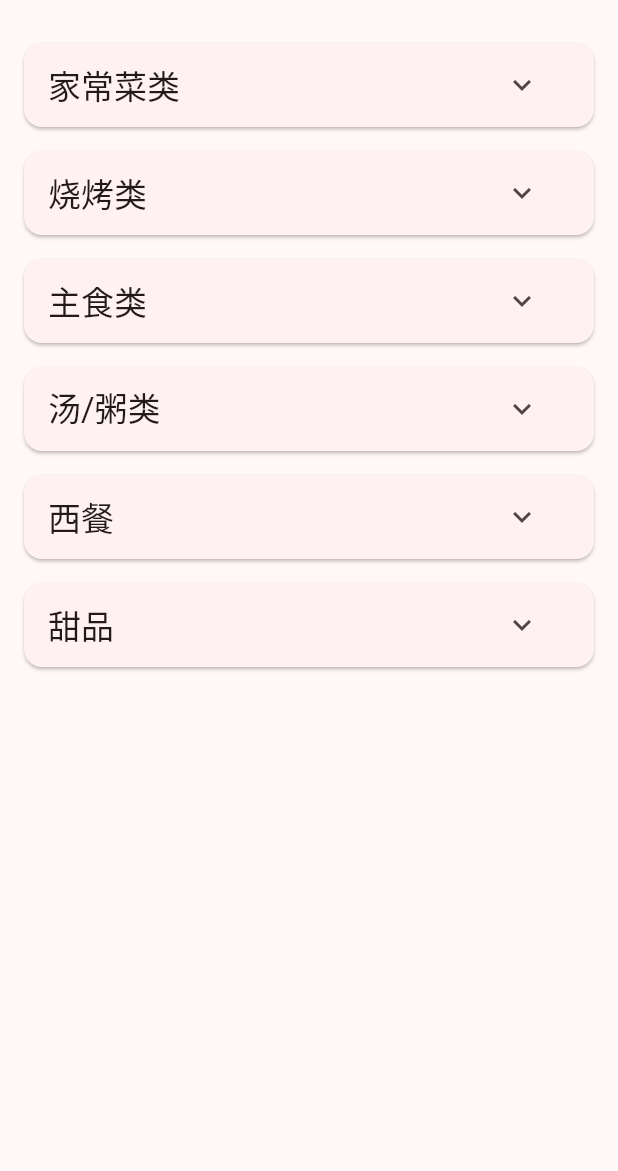
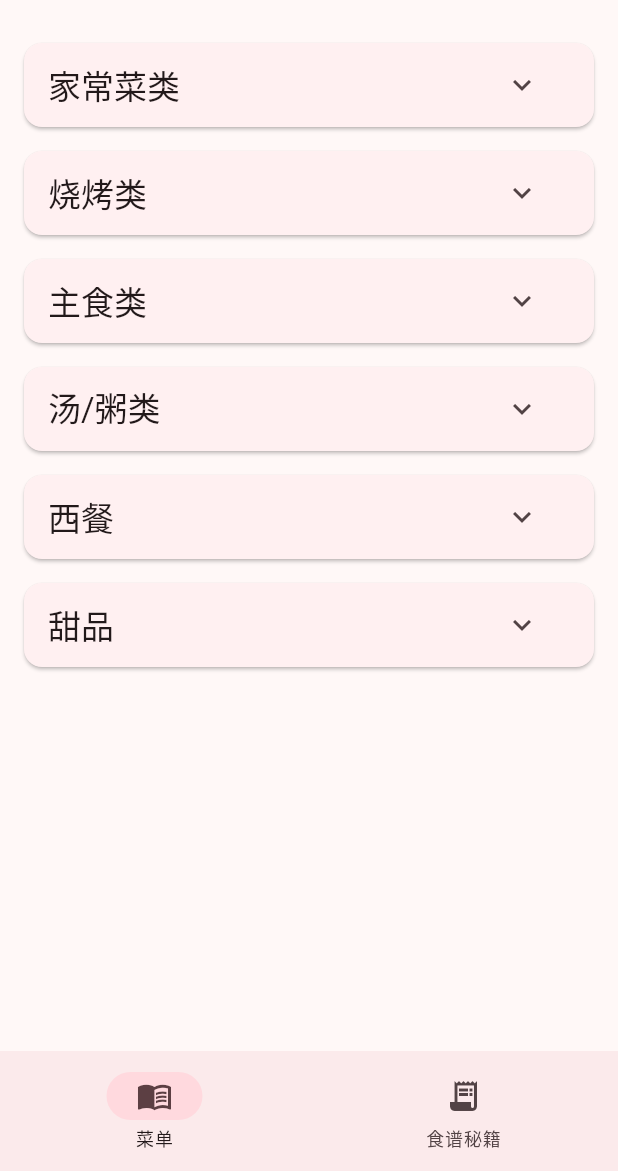
Before and after one commit to JackyCaptainZhang/menu, a Flutter app: the screen it shows after launch, on a phone screen of 412 x 824 dp, the part 65-1236 px from its top. Run offline on Flutter 3.47's test engine with Material 3 defaults, Android fonts, the phone set to English and light mode, and no system bars.

Commit message:
Add receipe tips page

```diff
--- a/lib/main.dart
+++ b/lib/main.dart
@@ -1,48 +1,30 @@
 import 'package:flutter/material.dart';
 import 'package:provider/provider.dart';
-import 'screens/home_screen.dart';
 import 'providers/language_provider.dart';
+import 'screens/main_container.dart';
 
 void main() {
-  runApp(
-    ChangeNotifierProvider(
-      create: (_) => LanguageProvider(),
-      child: const MyApp(),
-    ),
-  );
+  runApp(const MyApp());
 }
 
 class MyApp extends StatelessWidget {
   const MyApp({super.key});
 
-  // This widget is the root of your application.
   @override
   Widget build(BuildContext context) {
-    return MaterialApp(
-      title: '乐乐&袁宝の美味Menu',
-      theme: ThemeData(
-        // This is the theme of your application.
-        //
-        // TRY THIS: Try running your application with "flutter run". You'll see
-        // the application has a purple toolbar. Then, without quitting the app,
-        // try changing the seedColor in the colorScheme below to Colors.green
-        // and then invoke "hot reload" (save your changes or press the "hot
-        // reload" button in a Flutter-supported IDE, or press "r" if you used
-        // the command line to start the app).
-        //
-        // Notice that the counter didn't reset back to zero; the application
-        // state is not lost during the reload. To reset the state, use hot
-        // restart instead.
-        //
-        // This works for code too, not just values: Most code changes can be
-        // tested with just a hot reload.
-        colorScheme: ColorScheme.fromSeed(
-          seedColor: Colors.pink,
-          secondary: Colors.tealAccent,
+    return ChangeNotifierProvider(
+      create: (_) => LanguageProvider(),
+      child: MaterialApp(
+        title: 'Menu App',
+        theme: ThemeData(
+          colorScheme: ColorScheme.fromSeed(
+            seedColor: Colors.pink,
+            background: const Color(0xFFFFF0F0),
+          ),
+          useMaterial3: true,
         ),
-        useMaterial3: true,
+        home: const MainContainer(),
       ),
-      home: const HomeScreen(),
     );
   }
 }
--- a/lib/models/menu_model.dart
+++ b/lib/models/menu_model.dart
@@ -1946,7 +1946,7 @@ final List<Category> menuData = [
               'zh': '测试1',
               'en': 'Test1',
             },
-            status: 'locked',
+            status: 'testing',
             emoji: '🥚',
           ),
           Dish(
--- a/lib/screens/home_screen.dart
+++ b/lib/screens/home_screen.dart
@@ -9,24 +9,9 @@ class HomeScreen extends StatelessWidget {
 
   @override
   Widget build(BuildContext context) {
-    final languageProvider = Provider.of<LanguageProvider>(context);
-    final isZh = languageProvider.currentLanguage == 'zh';
-
     return ChangeNotifierProvider(
       create: (_) => CategoryController(),
-      child: Scaffold(
-        appBar: AppBar(
-          title: Text(isZh ? '乐乐&袁宝の美味Menu 😋' : 'Jacky & Yuan\'s Menu 😋'),
-          actions: [
-            IconButton(
-              icon: const Icon(Icons.language),
-              onPressed: () {
-                languageProvider.toggleLanguage();
-              },
-            ),
-          ],
-        ),
-        body: Consumer<CategoryController>(
+      child: Consumer<CategoryController>(
         builder: (context, controller, child) {
           return ListView.builder(
             padding: const EdgeInsets.all(16.0),
@@ -41,7 +26,6 @@ class HomeScreen extends StatelessWidget {
           );
         },
       ),
-      ),
     );
   }
 }
--- /dev/null
+++ b/lib/screens/main_container.dart
@@ -0,0 +1,61 @@
+import 'package:flutter/material.dart';
+import 'package:provider/provider.dart';
+import '../providers/language_provider.dart';
+import 'home_screen.dart';
+import 'recipe_tips_screen.dart';
+
+class MainContainer extends StatefulWidget {
+  const MainContainer({super.key});
+
+  @override
+  State<MainContainer> createState() => _MainContainerState();
+}
+
+class _MainContainerState extends State<MainContainer> {
+  int _selectedIndex = 0;
+
+  @override
+  Widget build(BuildContext context) {
+    final languageProvider = Provider.of<LanguageProvider>(context);
+    final isZh = languageProvider.currentLanguage == 'zh';
+
+    return Scaffold(
+      appBar: AppBar(
+        title: Text(isZh ? '乐乐&袁宝の美味Menu 😋' : 'Jacky & Yuan\'s Menu 😋'),
+        actions: [
+          IconButton(
+            icon: const Icon(Icons.language),
+            onPressed: () {
+              languageProvider.toggleLanguage();
+            },
+          ),
+        ],
+      ),
+      body: IndexedStack(
+        index: _selectedIndex,
+        children: const [
+          HomeScreen(),
+          RecipeTipsScreen(),
+        ],
+      ),
+      bottomNavigationBar: NavigationBar(
+        selectedIndex: _selectedIndex,
+        onDestinationSelected: (index) {
+          setState(() {
+            _selectedIndex = index;
+          });
+        },
+        destinations: [
+          NavigationDestination(
+            icon: const Icon(Icons.menu_book),
+            label: isZh ? '菜单' : 'Menu',
+          ),
+          NavigationDestination(
+            icon: const Icon(Icons.receipt_long),
+            label: isZh ? '食谱秘籍' : 'Recipe Tips',
+          ),
+        ],
+      ),
+    );
+  }
+}
```
Also changed, not shown: lib/screens/recipe_tips_screen.dart (added, +177 -0 lines). Lines whose indentation alone changed are shown as unchanged.
